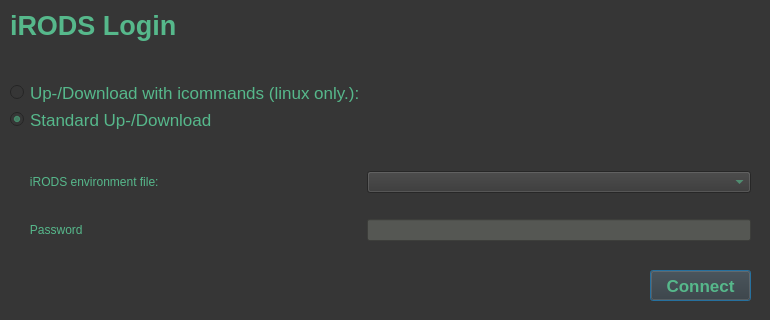
Qt form gui/ui-files/irodsLogin.ui (iBridges-for-iRODS/iBridges) before a commit.
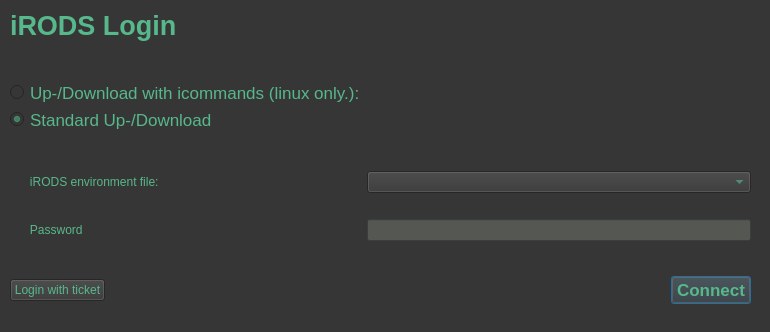
The same form after that commit.

Commit message: Adding views for ticket creation and data access through tickets.

The edit to the form file:
```diff
--- a/gui/ui-files/irodsLogin.ui
+++ b/gui/ui-files/irodsLogin.ui
@@ -7,7 +7,7 @@
     <x>0</x>
     <y>0</y>
     <width>770</width>
-    <height>320</height>
+    <height>332</height>
    </rect>
   </property>
   <property name="minimumSize">
@@ -201,15 +201,38 @@
     </item>
    </layout>
   </widget>
+  <widget class="QWidget" name="horizontalLayoutWidget">
+   <property name="geometry">
+    <rect>
+     <x>10</x>
+     <y>260</y>
+     <width>741</width>
+     <height>61</height>
+    </rect>
+   </property>
+   <layout class="QHBoxLayout" name="horizontalLayout">
+    <item>
+     <widget class="QPushButton" name="ticketButton">
+      <property name="text">
+       <string>Login with ticket</string>
+      </property>
+     </widget>
+    </item>
+    <item>
+     <spacer name="horizontalSpacer">
+      <property name="orientation">
+       <enum>Qt::Horizontal</enum>
+      </property>
+      <property name="sizeHint" stdset="0">
+       <size>
+        <width>40</width>
+        <height>20</height>
+       </size>
+      </property>
+     </spacer>
+    </item>
+    <item>
   <widget class="QPushButton" name="connectButton">
-   <property name="geometry">
-    <rect>
-     <x>650</x>
-     <y>270</y>
-     <width>101</width>
-     <height>31</height>
-    </rect>
-   </property>
    <property name="font">
     <font>
      <pointsize>13</pointsize>
@@ -226,6 +249,9 @@
    <property name="default">
     <bool>true</bool>
    </property>
+     </widget>
+    </item>
+   </layout>
   </widget>
  </widget>
  <resources/>
```
Lines whose indentation alone changed are shown as unchanged. The commit also changes 6 other files.
